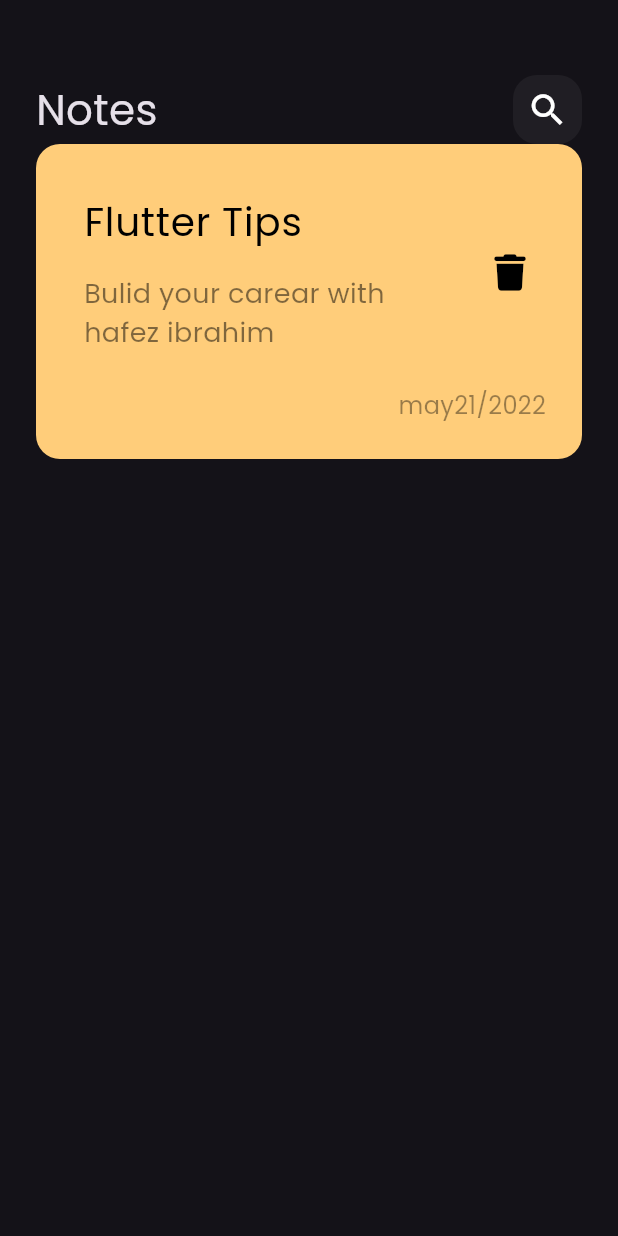
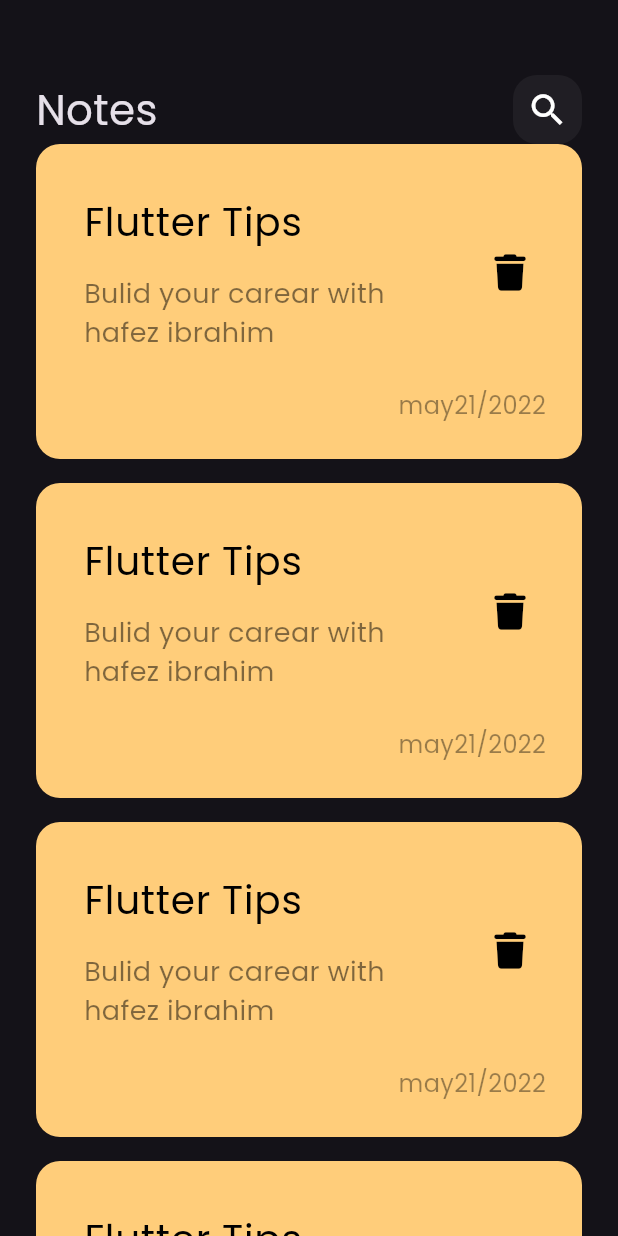
Before and after one commit to hafezelahwany/notes_app, a Flutter app: the screen it shows after launch, on a phone screen of 412 x 824 dp. Run offline on Flutter 3.47's test engine with Material 3 defaults, Android fonts, the phone set to English and light mode, and no system bars; our stand-ins replace font_awesome_flutter.

Commit message:
create note list veiw

```diff
--- a/lib/widgets/custom_note_item.dart
+++ b/lib/widgets/custom_note_item.dart
@@ -6,7 +6,9 @@ class NoteItem extends StatelessWidget {
 
   @override
   Widget build(BuildContext context) {
-    return Container(
+    return Padding(
+      padding: const EdgeInsets.only(bottom: 16),
+      child: Container(
         padding: const EdgeInsets.only(top: 24, bottom: 24, left: 16),
         decoration: BoxDecoration(
           borderRadius: BorderRadius.circular(16),
@@ -44,12 +46,13 @@ class NoteItem extends StatelessWidget {
               padding: const EdgeInsets.only(right: 24, top: 16),
               child: Text(
                 'may21/2022',
-              style:
-                  TextStyle(color: Colors.black.withOpacity(.4), fontSize: 16),
+                style: TextStyle(
+                    color: Colors.black.withOpacity(.4), fontSize: 16),
               ),
             ),
           ],
         ),
+      ),
     );
   }
 }
--- /dev/null
+++ b/lib/widgets/note_list_view.dart
@@ -0,0 +1,15 @@
+import 'package:flutter/material.dart';
+import 'package:note_app/widgets/custom_note_item.dart';
+
+class NotesListView extends StatelessWidget {
+  const NotesListView({super.key});
+
+  @override
+  Widget build(BuildContext context) {
+    return Expanded(
+      child: ListView.builder(itemBuilder: (context, index) {
+        return const NoteItem();
+      }),
+    );
+  }
+}
--- a/lib/widgets/notes_view_body.dart
+++ b/lib/widgets/notes_view_body.dart
@@ -1,7 +1,7 @@
 import 'package:flutter/material.dart';
 
 import 'package:note_app/widgets/custom_app_bar.dart';
-import 'package:note_app/widgets/custom_note_item.dart';
+import 'package:note_app/widgets/note_list_view.dart';
 
 class NotesViewBody extends StatelessWidget {
   const NotesViewBody({super.key});
@@ -16,7 +16,7 @@ class NotesViewBody extends StatelessWidget {
             height: 50,
           ),
           CustomAppBar(),
-          NoteItem(),
+          NotesListView(),
         ],
       ),
     );
```
Lines whose indentation alone changed are shown as unchanged.
